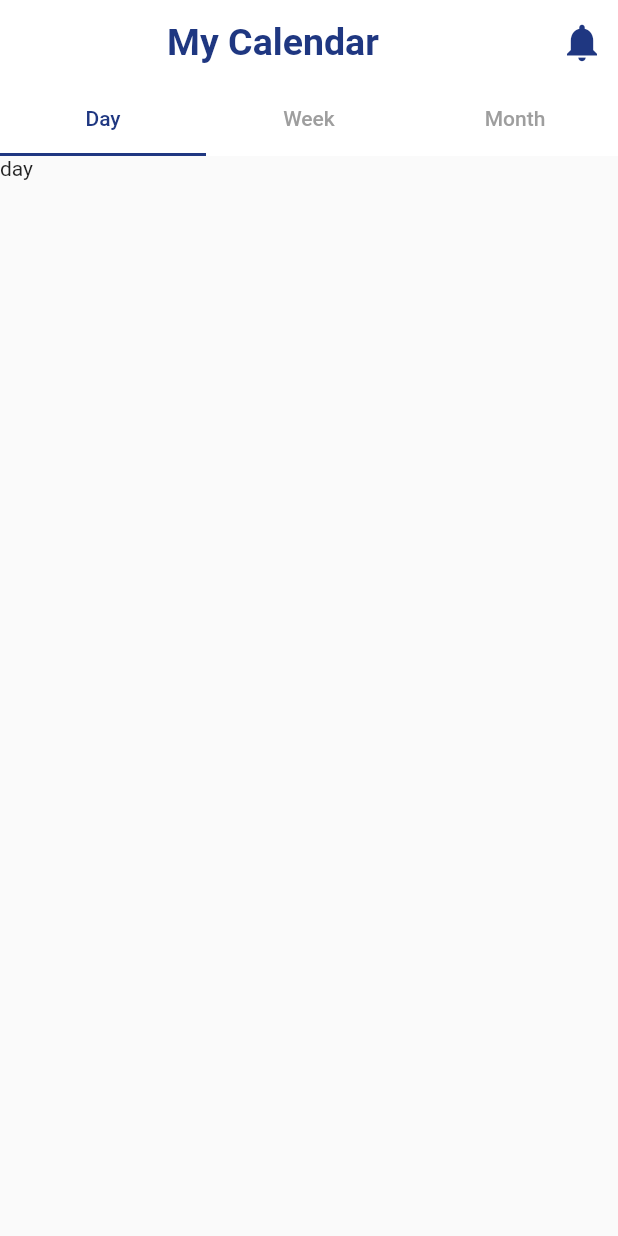
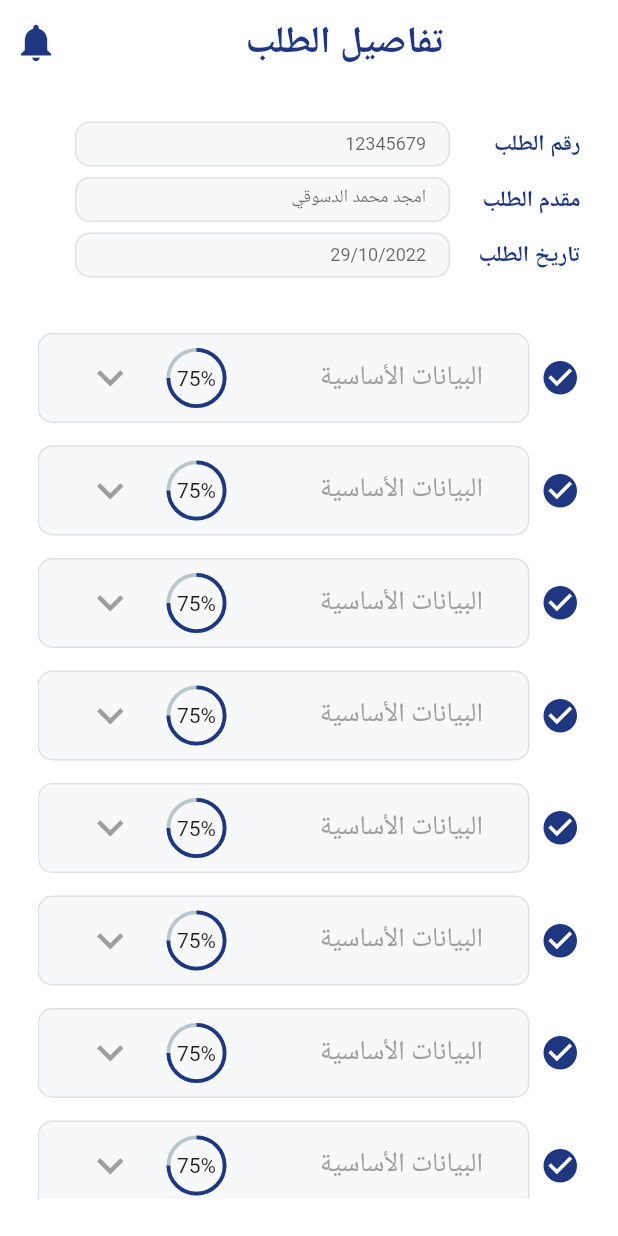
Before and after one commit to K7alid/injaz.go, a Flutter app: the screen it shows after launch, on a phone screen of 412 x 824 dp. Run offline on Flutter 3.47's test engine with Material 2 defaults, Android fonts, the phone set to English and light mode, and no system bars; drawn by our look-alikes of percent_indicator; our stand-ins replace flutter_bloc, flutter_screenutil, fluttertoast, timeline_tile; missing offline and left inert: flutter_neat_and_clean_calendar.

Commit message:
demand_details_screen

```diff
--- a/lib/main.dart
+++ b/lib/main.dart
@@ -2,7 +2,7 @@ import 'package:flutter/material.dart';
 import 'package:flutter_bloc/flutter_bloc.dart';
 import 'package:flutter_localizations/flutter_localizations.dart';
 import 'package:injaz_go/app_localization.dart';
-import 'package:injaz_go/module/calendar_screen/calendar_screen.dart';
+import 'package:injaz_go/module/demand_details_screen/demand_details_screen.dart';
 
 import 'module/login/cubit/cubit.dart';
 import 'module/login/cubit/states.dart';
@@ -42,7 +42,7 @@ class MyApp extends StatelessWidget {
                 }
                 return supportedLocales.first;
               },
-              home: CalendarScreen(),
+              home: DemandDetailsScreen(),
             );
           },
         ));
--- /dev/null
+++ b/lib/module/demand_details_screen/demand_details_screen.dart
@@ -0,0 +1,73 @@
+import 'package:flutter/material.dart';
+import 'package:injaz_go/module/demand_details_screen/widgets/build_container_with_circular_box.dart';
+import 'package:injaz_go/module/demand_details_screen/widgets/build_text_with_form_field.dart';
+import 'package:injaz_go/shared/components.dart';
+import 'package:injaz_go/shared/constants.dart';
+import 'package:injaz_go/shared/widgets/custom_text.dart';
+
+class DemandDetailsScreen extends StatelessWidget {
+  const DemandDetailsScreen({Key? key}) : super(key: key);
+
+  @override
+  Widget build(BuildContext context) {
+    return Directionality(
+      textDirection: TextDirection.rtl,
+      child: Scaffold(
+        backgroundColor: Colors.white,
+        appBar: AppBar(
+          elevation: 0.0,
+          backgroundColor: Colors.white,
+          centerTitle: true,
+          title: CustomText(
+            text: 'تفاصيل الطلب',
+            alignment: AlignmentDirectional.center,
+            isBold: true,
+            size: 25,
+            color: primaryNotificationColor,
+          ),
+          actions: [
+            IconButton(
+              onPressed: () {},
+              icon: Icon(
+                Icons.notifications,
+                size: 30,
+                color: primaryNotificationColor,
+              ),
+            ),
+          ],
+        ),
+        body: Padding(
+          padding: const EdgeInsets.all(25.0),
+          child: Column(
+            children: [
+              buildTextWithFormField(
+                text: 'رقم الطلب',
+                hintText: '12345679',
+              ),
+              spaceInHeight(height: 7),
+              buildTextWithFormField(
+                text: 'مقدم الطلب',
+                hintText: 'امجد محمد الدسوقي',
+              ),
+              spaceInHeight(height: 7),
+              buildTextWithFormField(
+                text: 'تاريخ الطلب',
+                hintText: '29/10/2022',
+              ),
+              spaceInHeight(height: 37),
+              Expanded(
+                child: ListView.separated(
+                  itemBuilder: (context, state) =>
+                      buildContainerWithCircularBox(title: 'البيانات الأساسية'),
+                  separatorBuilder: (context, state) =>
+                      spaceInHeight(height: 15),
+                  itemCount: 8,
+                ),
+              ),
+            ],
+          ),
+        ),
+      ),
+    );
+  }
+}
--- /dev/null
+++ b/lib/module/demand_details_screen/widgets/build_container_with_circular_box.dart
@@ -0,0 +1,54 @@
+import 'package:flutter/material.dart';
+import 'package:injaz_go/shared/components.dart';
+import 'package:injaz_go/shared/constants.dart';
+import 'package:injaz_go/shared/widgets/custom_text.dart';
+import 'package:percent_indicator/percent_indicator.dart';
+
+Widget buildContainerWithCircularBox({required String title}) => Row(
+      children: [
+        Icon(
+          Icons.check_circle,
+          color: primaryNotificationColor,
+          size: 27,
+        ),
+        spaceInWidth(width: 7),
+        Expanded(
+          child: Container(
+            decoration: BoxDecoration(
+              border: Border.all(color: Colors.grey.shade300),
+              borderRadius: BorderRadius.circular(10),
+              color: Color(0xFFF7F8FA),
+            ),
+            height: 60,
+            padding: EdgeInsets.symmetric(
+              horizontal: 30,
+              vertical: 5,
+            ),
+            child: Row(
+              children: [
+                CustomText(
+                  text: title,
+                  size: 18,
+                  alignment: AlignmentDirectional.center,
+                  color: Colors.grey,
+                ),
+                Spacer(),
+                CircularPercentIndicator(
+                  radius: 20.0,
+                  lineWidth: 2.5,
+                  percent: .75,
+                  center: Text("75%"),
+                  progressColor: primaryNotificationColor,
+                ),
+                spaceInWidth(width: 20),
+                Icon(
+                  Icons.keyboard_arrow_down_sharp,
+                  color: Colors.grey,
+                  size: 35,
+                ),
+              ],
+            ),
+          ),
+        ),
+      ],
+    );
--- /dev/null
+++ b/lib/module/demand_details_screen/widgets/build_text_with_form_field.dart
@@ -0,0 +1,37 @@
+import 'package:flutter/material.dart';
+import 'package:flutter_screenutil/flutter_screenutil.dart';
+import 'package:injaz_go/shared/constants.dart';
+import 'package:injaz_go/shared/widgets/custom_text.dart';
+
+Widget buildTextWithFormField({required String text, String hintText = ''}) =>
+    Row(
+      children: [
+        ScreenUtilInit(
+          builder: (BuildContext context, Widget? child) => CustomText(
+            size: ScreenUtil().setSp(13),
+            text: text,
+            color: primaryNotificationColor,
+            isBold: true,
+          ),
+        ),
+        Spacer(),
+        Container(
+          margin: EdgeInsetsDirectional.only(end: 25),
+          decoration: BoxDecoration(
+            border: Border.all(color: Colors.grey.shade300),
+            borderRadius: BorderRadius.circular(10),
+            color: Color(0xFFF7F8FA),
+          ),
+          height: 30,
+          width: 250,
+          padding: EdgeInsets.symmetric(horizontal: 15),
+          child: TextFormField(
+            style: TextStyle(fontSize: 12),
+            decoration: InputDecoration(
+              border: InputBorder.none,
+              hintText: hintText,
+            ),
+          ),
+        ),
+      ],
+    );
--- a/pubspec.yaml
+++ b/pubspec.yaml
@@ -44,6 +44,7 @@ dependencies:
   timeline_tile: ^2.0.0
   flutter_screenutil: ^5.5.4
   flutter_neat_and_clean_calendar: ^0.3.9+23
+  percent_indicator: ^4.2.2
 
 dev_dependencies:
   flutter_test:
```
Also changed, not shown: pubspec.lock.
